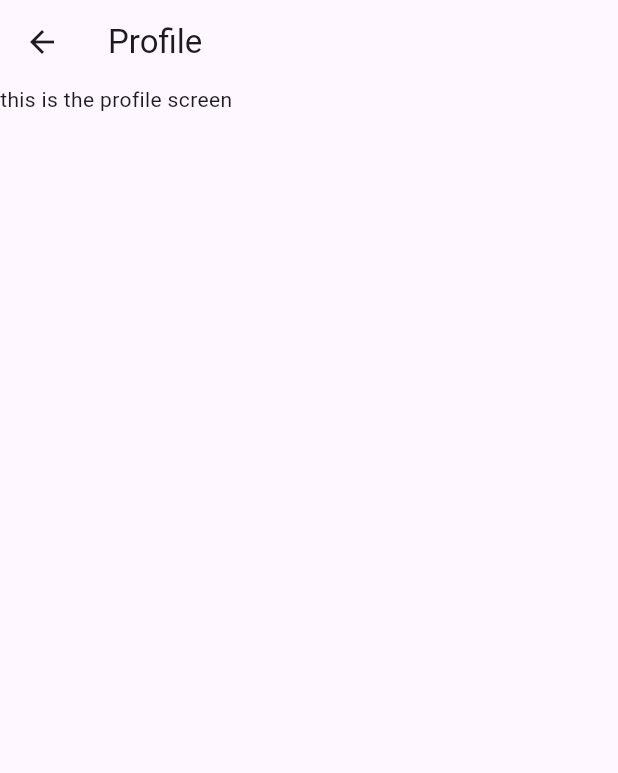
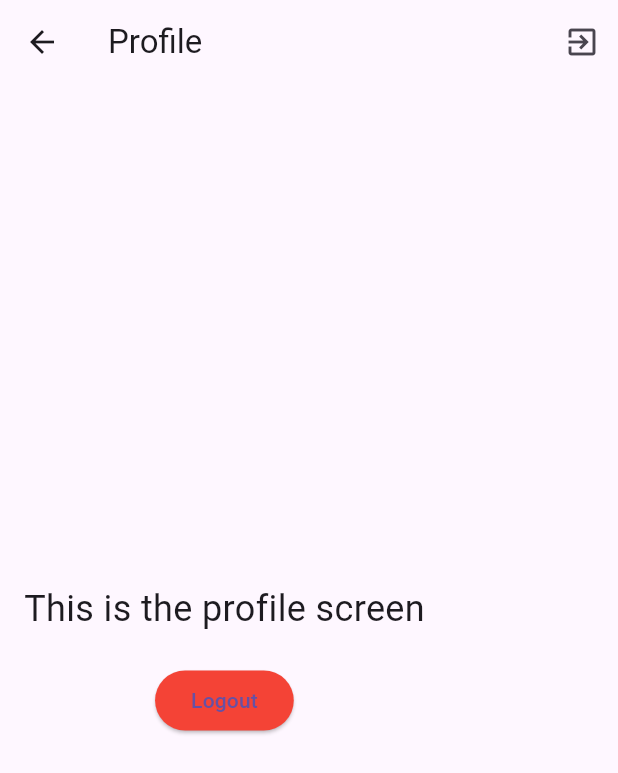
Before and after one commit to AashishRauniyar/fyp-gymify, a Flutter app: the ProfileScreen screen opened directly, on a phone screen of 412 x 824 dp. Shown: the top 773 px of the screen. Run offline on Flutter 3.47's test engine with Material 3 defaults, Android fonts, the phone set to English and light mode, and no system bars; our stand-ins replace curved_navigation_bar, dio, flutter_login, go_router, image_picker, jwt_decoder and 1 more; accounts and stored records are empty; network calls fail.

Commit message:
logout and login done in flutter, added custom bottom tabbar

```diff
--- a/flutter/gymify/lib/routes/route_config.dart
+++ b/flutter/gymify/lib/routes/route_config.dart
@@ -1,38 +1,160 @@
+// import 'package:flutter/material.dart';
+// import 'package:go_router/go_router.dart';
+// import 'package:gymify/screens/authentication/login.dart';
+// import 'package:gymify/screens/authentication/register.dart';
+// import 'package:gymify/screens/main_screens/workout_screen.dart';
+// import 'package:gymify/screens/splash_screen/splash_sreen.dart';
+// import 'package:gymify/screens/welcome/welcome_screen.dart';
+
+// final GlobalKey<NavigatorState> rootNavigatorKey = GlobalKey<NavigatorState>();
+
+// final GoRouter router = GoRouter(
+//   navigatorKey: rootNavigatorKey,
+//   initialLocation: '/',
+//   routes: [
+//     GoRoute(
+//       path: '/',
+//       builder: (context, state) => const SplashScreen(),
+//     ),
+//     GoRoute(
+//       path: '/welcome',
+//       builder: (context, state) =>  WelcomeScreen(),
+//     ),
+//     // Register screen
+//     GoRoute(
+//       path: '/register',
+//       builder: (context, state) => const RegisterScreen(),
+//     ),
+//     GoRoute(
+//       path: '/login',
+//       builder: (context, state) =>  LoginScreen(),
+//     ),
+//     GoRoute(
+//       path: '/workout',
+//       builder: (context, state) => const WorkoutListScreen(),
+//     ),
+//   ],
+// );
+
 import 'package:flutter/material.dart';
 import 'package:go_router/go_router.dart';
-import 'package:gymify/screens/authentication/login.dart';
-import 'package:gymify/screens/authentication/register.dart';
+import 'package:gymify/screens/main_screen/main_screen.dart';
+import 'package:gymify/screens/main_screens/chat_screen.dart';
+import 'package:gymify/screens/main_screens/diet_screen.dart';
+import 'package:gymify/screens/main_screens/home_screen.dart';
+import 'package:gymify/screens/main_screens/profile_screen.dart';
 import 'package:gymify/screens/main_screens/workout_screen.dart';
 import 'package:gymify/screens/splash_screen/splash_sreen.dart';
 import 'package:gymify/screens/welcome/welcome_screen.dart';
-
+import 'package:gymify/screens/authentication/login.dart';
+import 'package:gymify/screens/authentication/register.dart';
 
 final GlobalKey<NavigatorState> rootNavigatorKey = GlobalKey<NavigatorState>();
 
+// final GoRouter router = GoRouter(
+//   navigatorKey: rootNavigatorKey,
+//   initialLocation: '/', // This makes SplashScreen the initial route
+//   routes: [
+//     GoRoute(
+//       path: '/',
+//       builder: (context, state) => const SplashScreen(), // Splash Screen
+//     ),
+//     GoRoute(
+//       path: '/welcome',
+//       builder: (context, state) =>
+//           WelcomeScreen(), // Welcome Screen after Splash
+//     ),
+//     GoRoute(
+//       path: '/register',
+//       builder: (context, state) =>
+//           const RegisterScreen(), // Registration Screen
+//     ),
+//     GoRoute(
+//       path: '/login',
+//       builder: (context, state) => LoginScreen(), // Login Screen
+//     ),
+//     ShellRoute(
+//       navigatorKey: rootNavigatorKey,
+//       builder: (context, state, child) {
+//         return MainScreen(child: child); // Main screen with bottom navigation
+//       },
+//       routes: [
+//         // Home route
+//         GoRoute(
+//           path: '/home',
+//           builder: (context, state) => const HomeScreen(),
+//         ),
+//         // Workout route
+//         GoRoute(
+//           path: '/workout',
+//           builder: (context, state) => const WorkoutListScreen(),
+//         ),
+//         // Diet route
+//         GoRoute(
+//           path: '/diet',
+//           builder: (context, state) => const DietScreen(),
+//         ),
+//         // Chat route
+//         GoRoute(
+//           path: '/chat',
+//           builder: (context, state) => const ChatScreen(),
+//         ),
+//         // Profile route
+//         GoRoute(
+//           path: '/profile',
+//           builder: (context, state) => const ProfileScreen(),
+//         ),
+//       ],
+//     ),
+//   ],
+// );
 final GoRouter router = GoRouter(
   navigatorKey: rootNavigatorKey,
-  initialLocation: '/',
+  initialLocation: '/',  // Start with SplashScreen
   routes: [
     GoRoute(
       path: '/',
-      builder: (context, state) => const SplashScreen(),
+      builder: (context, state) => const SplashScreen(), // Show splash screen first
     ),
     GoRoute(
       path: '/welcome',
-      builder: (context, state) =>  WelcomeScreen(),
+      builder: (context, state) => WelcomeScreen(), // Show welcome screen if not logged in
     ),
-    // Register screen
     GoRoute(
       path: '/register',
-      builder: (context, state) => const RegisterScreen(),
+      builder: (context, state) => const RegisterScreen(), // Registration screen
     ),
     GoRoute(
       path: '/login',
-      builder: (context, state) =>  LoginScreen(),
+      builder: (context, state) =>  LoginScreen(), // Login screen
     ),
-    GoRoute(
-      path: '/workout',
-      builder: (context, state) => const WorkoutListScreen(),
+    ShellRoute(
+      navigatorKey: rootNavigatorKey,
+      builder: (context, state, child) {
+        return MainScreen(child: child);  // Main screen with bottom navigation
+      },
+      routes: [
+        GoRoute(
+          path: '/home',
+          builder: (context, state) => const HomeScreen(), // Home screen after login
+        ),
+        GoRoute(
+          path: '/workout',
+          builder: (context, state) => const WorkoutListScreen(),
+        ),
+        GoRoute(
+          path: '/diet',
+          builder: (context, state) => const DietScreen(),
+        ),
+        GoRoute(
+          path: '/chat',
+          builder: (context, state) => const ChatScreen(),
+        ),
+        GoRoute(
+          path: '/profile',
+          builder: (context, state) => const ProfileScreen(),
+        ),
+      ],
     ),
   ],
 );
--- a/flutter/gymify/lib/screens/authentication/login.dart
+++ b/flutter/gymify/lib/screens/authentication/login.dart
@@ -67,7 +67,8 @@ class LoginScreen extends StatelessWidget {
         onSignup: _signupUser,
         onSubmitAnimationCompleted: () {
           // Navigate to home screen after successful login
-          context.go('/workout');
+          context.go(
+              '/home'); // This should work now with the updated GoRouter routing
         },
       ),
     );
--- a/flutter/gymify/lib/screens/main_screens/profile_screen.dart
+++ b/flutter/gymify/lib/screens/main_screens/profile_screen.dart
@@ -1,4 +1,6 @@
 import 'package:flutter/material.dart';
+import 'package:gymify/services/login_service.dart';
+import 'package:go_router/go_router.dart';
 
 class ProfileScreen extends StatefulWidget {
   const ProfileScreen({super.key});
@@ -8,13 +10,49 @@ class ProfileScreen extends StatefulWidget {
 }
 
 class _ProfileScreenState extends State<ProfileScreen> {
+  final LoginService _loginService = LoginService();
+
+  // Logout function
+  Future<void> _logout() async {
+    // Clear the token (log the user out)
+    await _loginService.logout();
+
+    // After logout, navigate to the Welcome screen
+    context.go('/welcome');
+  }
+
   @override
   Widget build(BuildContext context) {
     return Scaffold(
       appBar: AppBar(
         title: const Text('Profile'),
+        actions: [
+          IconButton(
+            icon: const Icon(Icons.exit_to_app),
+            onPressed: _logout, // Call logout when the button is pressed
+          ),
+        ],
       ),
-      body: Text("this is the profile screen"
-    ));
+      body: Padding(
+        padding: const EdgeInsets.all(16.0),
+        child: Column(
+          mainAxisAlignment: MainAxisAlignment.center,
+          children: [
+            const Text(
+              "This is the profile screen",
+              style: TextStyle(fontSize: 24),
+            ),
+            const SizedBox(height: 20),
+            ElevatedButton(
+              onPressed: _logout, // Logout button
+              child: const Text("Logout"),
+              style: ButtonStyle(
+                backgroundColor: MaterialStateProperty.all<Color>(Colors.red),
+              ),
+            ),
+          ],
+        ),
+      ),
+    );
   }
 }
--- a/flutter/gymify/lib/screens/welcome/welcome_screen.dart
+++ b/flutter/gymify/lib/screens/welcome/welcome_screen.dart
@@ -156,7 +156,7 @@ class WelcomeScreen extends StatelessWidget {
       body: Column(
         mainAxisAlignment: MainAxisAlignment.center,
         children: [
-          SizedBox(height: 50),
+          const SizedBox(height: 50),
           // Header: Grid of images with borders
           Expanded(
             flex: 2,
```
Also changed, not shown: flutter/gymify/lib/constant/api_constant.dart (+6 -1 lines), flutter/gymify/lib/screens/main_screen/main_screen.dart (added, +44 -0 lines), flutter/gymify/lib/screens/splash_screen/splash_sreen.dart (+20 -3 lines), flutter/gymify/lib/utils/custom_navbar.dart (added, +113 -0 lines), 1 other file.
